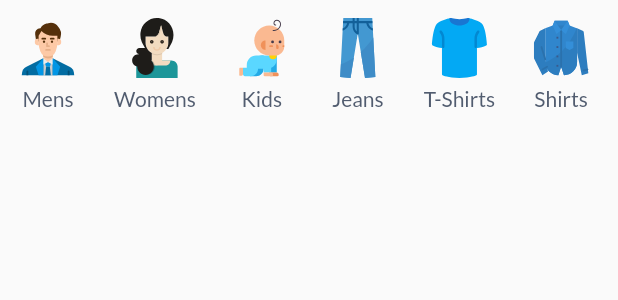
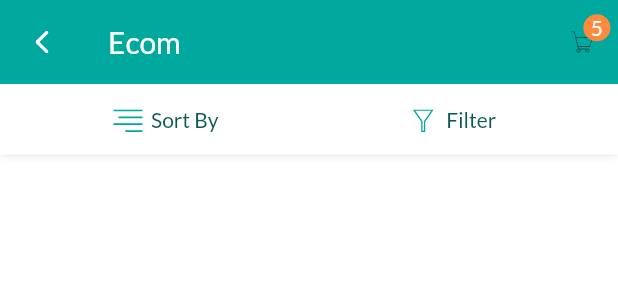
Before and after one commit to mostakahmedmullick/ecom_app, a Flutter app: the CategoriesSlider widget shown alone on an empty page, opened directly, after a tap on "Mens", on a phone screen of 412 x 824 dp. Shown: the top 300 px of the screen. Run offline on Flutter 3.47's test engine with Material 2 defaults, Android fonts, the phone set to English and light mode, and no system bars; drawn by our look-alikes of badges; our stand-ins replace carousel_slider, flutter_rating_bar, flutter_svg, google_fonts, sliding_up_panel; network calls fail.

Commit message:
filter add

```diff
--- a/lib/Components/Home/CategoriesSlider.dart
+++ b/lib/Components/Home/CategoriesSlider.dart
@@ -1,3 +1,4 @@
+import 'package:ecom_app/Components/products/product_category_wise.dart';
 import 'package:flutter/material.dart';
 import 'package:flutter_svg/flutter_svg.dart';
 import 'package:google_fonts/google_fonts.dart';
@@ -44,7 +45,10 @@ class CategoriesSlider extends StatelessWidget {
         itemBuilder: (BuildContext context, int index) {
           return InkWell(
             onTap: () {
-              print('he');
+              Navigator.push(
+                context,
+                MaterialPageRoute(builder: (context) => ProductCategoryWise()),
+              );
             },
             child: Padding(
               padding: EdgeInsets.all(12.0),
--- /dev/null
+++ b/lib/Components/products/product_category_wise.dart
@@ -0,0 +1,182 @@
+import 'package:badges/badges.dart';
+import 'package:ecom_app/utils/ColorConstants.dart';
+import 'package:flutter/material.dart';
+import 'package:flutter_svg/flutter_svg.dart';
+import 'package:google_fonts/google_fonts.dart';
+import 'package:sliding_up_panel/sliding_up_panel.dart';
+
+class ProductCategoryWise extends StatefulWidget {
+  @override
+  _ProductCategoryWiseState createState() => _ProductCategoryWiseState();
+}
+
+class _ProductCategoryWiseState extends State<ProductCategoryWise> {
+  PanelController _pc1 = new PanelController();
+  BorderRadiusGeometry radius = BorderRadius.only(
+    topLeft: Radius.circular(24.0),
+    topRight: Radius.circular(24.0),
+  );
+  bool _visible = false;
+
+  @override
+  Widget build(BuildContext context) {
+    return Scaffold(
+      backgroundColor: Color(0xFFFFFFFF),
+      appBar: AppBar(
+        leading: IconButton(
+          icon: SvgPicture.asset(
+            'assets/svg-icon/left-arrow.svg',
+            height: 15,
+            width: 15,
+          ),
+          onPressed: () {
+            Navigator.of(context).pop();
+          },
+        ),
+        title: Text(
+          'Ecom',
+          style: GoogleFonts.lato(),
+        ),
+        elevation: 0.0,
+        bottomOpacity: 0.0,
+        actions: <Widget>[
+          Badge(
+            position: BadgePosition.topEnd(top: 5, end: 5),
+            badgeContent: Text(
+              '5',
+              style: GoogleFonts.lato(color: Colors.white),
+            ),
+            badgeColor: ColorConstants.secondaryColor,
+            elevation: 0.0,
+            child: IconButton(
+              icon: SvgPicture.asset(
+                'assets/svg-icon/appbar-cart.svg',
+                height: 20,
+                width: 15,
+              ),
+              onPressed: () {
+                print('hi');
+              },
+            ),
+          ),
+        ],
+      ),
+      body: Column(
+        children: [
+          Container(
+            decoration: BoxDecoration(
+              color: Colors.white,
+              boxShadow: <BoxShadow>[
+                BoxShadow(
+                  color: Colors.black12,
+                  blurRadius: 4.0,
+                  offset: Offset(0.0, 0.5),
+                )
+              ],
+            ),
+            padding: EdgeInsets.symmetric(vertical: 15.0, horizontal: 15.0),
+            child: Row(
+              mainAxisAlignment: MainAxisAlignment.center,
+              crossAxisAlignment: CrossAxisAlignment.center,
+              children: [
+                Expanded(
+                  child: InkWell(
+                    child: Center(
+                      child: RichText(
+                        text: TextSpan(
+                          children: [
+                            WidgetSpan(
+                              child: SvgPicture.asset(
+                                'assets/svg-icon/sort-by.svg',
+                                width: 20,
+                                height: 15,
+                              ),
+                            ),
+                            TextSpan(
+                              text: "  Sort By",
+                              style: GoogleFonts.lato(
+                                  color: ColorConstants.primaryColorDark),
+                            ),
+                          ],
+                        ),
+                      ),
+                    ),
+                    onTap: () {
+                      print('hii');
+                    },
+                  ),
+                ),
+                Expanded(
+                  child: InkWell(
+                    child: Center(
+                      child: RichText(
+                        text: TextSpan(
+                          children: [
+                            WidgetSpan(
+                              child: SvgPicture.asset(
+                                'assets/svg-icon/filter.svg',
+                                width: 20,
+                                height: 15,
+                              ),
+                            ),
+                            TextSpan(
+                              text: "  Filter",
+                              style: GoogleFonts.lato(
+                                  color: ColorConstants.primaryColorDark),
+                            ),
+                          ],
+                        ),
+                      ),
+                    ),
+                    onTap: () {
+                      setState(() {
+                        _visible = true;
+                      });
+
+                    },
+                  ),
+                ),
+              ],
+            ),
+          ),
+          // DraggableScrollableSheet(builder: (context, scrollController) {
+          //   return SingleChildScrollView(
+          //     controller: scrollController,
+          //     child: SvgPicture.asset(
+          //       'assets/svg-icon/sort-by.svg',
+          //       width: 20,
+          //       height: 15,
+          //     ),
+          //   );
+          // }),
+          Visibility(
+            maintainState: true,
+            maintainAnimation: true,
+            visible: _visible,
+            child: SlidingUpPanel(
+              isDraggable: true,
+              controller: _pc1,
+              panel: Center(
+                child: Text('Center'),
+              ),
+              collapsed: Container(
+                decoration:
+                    BoxDecoration(color: Colors.blueGrey, borderRadius: radius),
+                child: Center(
+                  child: Text(
+                    "Panel 1",
+                    style: TextStyle(color: Colors.orange),
+                  ),
+                ),
+              ),
+              body: Center(
+                  child: Text(
+                      "Panel 1 This is the Widget behind the sliding panel")),
+              borderRadius: radius,
+            ),
+          )
+        ],
+      ),
+    );
+  }
+}
--- a/pubspec.yaml
+++ b/pubspec.yaml
@@ -28,6 +28,7 @@ dependencies:
   badges: ^1.2.0
   carousel_slider: ^3.0.0
   flutter_rating_bar: ^4.0.0
+  sliding_up_panel: ^2.0.0+1
 
 
   # The following adds the Cupertino Icons font to your application.
```
Also changed, not shown: lib/Components/Home/Home.dart (+1 -6 lines), assets/svg-icon/filter.svg (added), assets/svg-icon/left-arrow.svg (added), assets/svg-icon/sort-by.svg (added), pubspec.lock.
